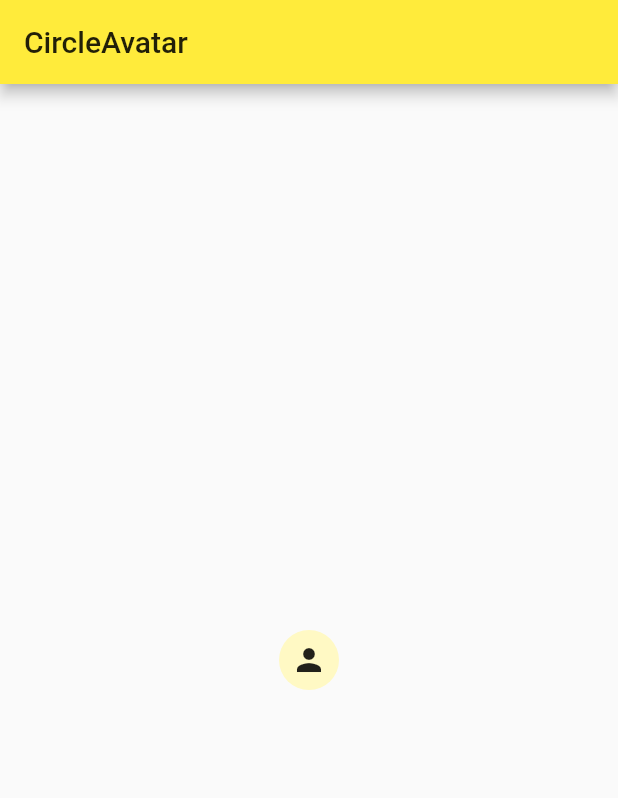
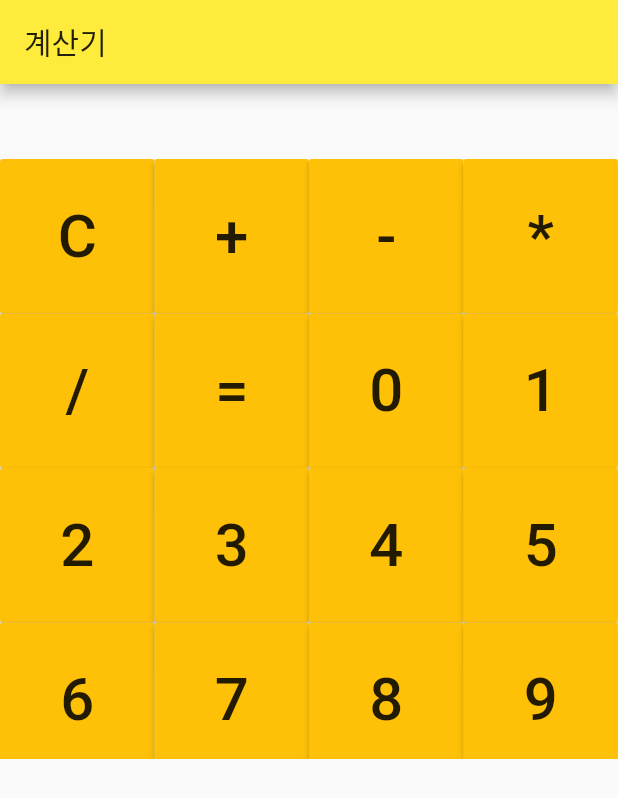
Before and after one commit to congcoding/flutter_survivalcoding, a Flutter app: the screen it shows after launch, on a phone screen of 412 x 824 dp. Shown: the top 798 px of the screen. Run offline on Flutter 3.47's test engine with Material 2 defaults, Android fonts, the phone set to English and light mode, and no system bars.

Commit message:
[FEAT] Week 04 응용 (계산기)

```diff
--- a/lib/main.dart
+++ b/lib/main.dart
@@ -15,18 +15,58 @@ class MyApp extends StatelessWidget {
   }
 }
 
-class MyHomePage extends StatelessWidget {
+class MyHomePage extends StatefulWidget {
+  @override
+  _MyHomePageState createState() => _MyHomePageState();
+}
+
+class _MyHomePageState extends State<MyHomePage> {
+  var _text = '';
+  final List<String> items = ['C', '+', '-', '*', '/', '=', '0', '1', '2', '3', '4', '5', '6', '7', '8', '9'];
+
   @override
   Widget build(BuildContext context) {
+    var gridList = List<Widget>.generate(items.length, (idx) {
+      return Container(
+          width: 50,
+          child: RaisedButton(
+              color: Colors.amber,
+              child: Text(
+                items[idx],
+                style: TextStyle(fontSize: 40),
+                textAlign: TextAlign.center,
+              ),
+              onPressed: () {
+                setState(() {
+                  if (items[idx] == 'C')
+                    _text = '';
+                  else
+                    _text += items[idx];
+                });
+              }));
+    }).toList();
+
     return Scaffold(
       appBar: AppBar(
-        title: Text('CircleAvatar'),
+        title: Text('계산기'),
       ),
-      body: Center(
-        child: CircleAvatar(
-          child: Icon(Icons.person),
-        )
-      )
+      body: SingleChildScrollView(
+        child: Container(
+          child: Column(
+            children: <Widget>[
+              Container(
+                  height: 50,
+                  child: Text(_text, style: TextStyle(fontSize: 40))),
+              Container(
+                  height: 400,
+                  child: GridView.count(
+                    crossAxisCount: 4,
+                    children: gridList,
+                  ))
+            ],
+          ),
+        ),
+      ),
     );
   }
 }
```
